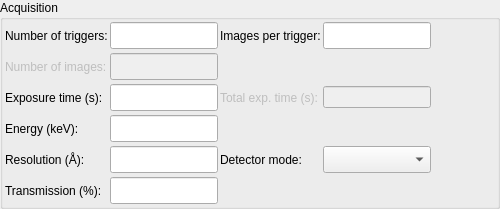
Old version of the form gui/ui_files/acquisition_widget_vertical_still_layout.ui in the repository mxcube/mxcubeqt.
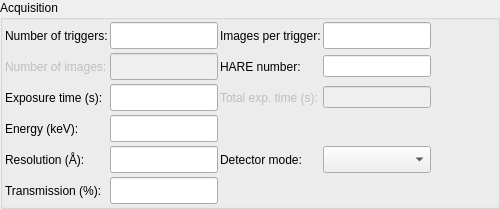
New version of the form.

What changed in the file:
```diff
--- a/gui/ui_files/acquisition_widget_vertical_still_layout.ui
+++ b/gui/ui_files/acquisition_widget_vertical_still_layout.ui
@@ -418,6 +418,29 @@
           </property>
          </widget>
         </item>
+        <item row="1" column="3">
+         <widget class="QLabel" name="hare_num_label">
+          <property name="text">
+           <string>HARE number:</string>
+          </property>
+         </widget>
+        </item>
+        <item row="1" column="4">
+         <widget class="QLineEdit" name="hare_num_ledit">
+          <property name="minimumSize">
+           <size>
+            <width>50</width>
+            <height>0</height>
+           </size>
+          </property>
+          <property name="maximumSize">
+           <size>
+            <width>120</width>
+            <height>16777215</height>
+           </size>
+          </property>
+         </widget>
+        </item>
        </layout>
       </item>
       <item row="0" column="1">
```
Left out of the diff: 6 changed lines with no effect on the pictures.
